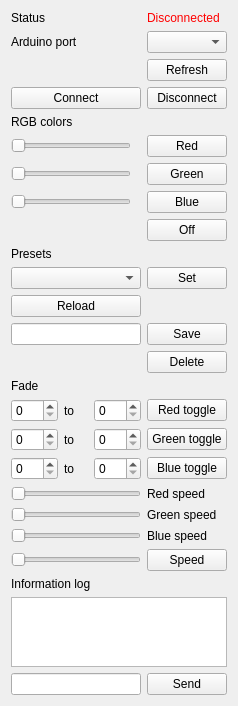
The window that qt/RGBController/controllerwindow.ui (daniel-Jones/RGB-Controller) describes before a commit, drawn with Qt 5.
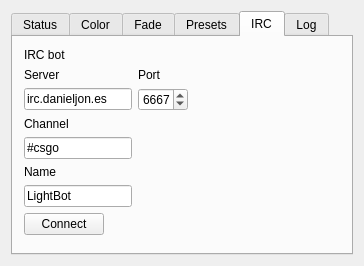
The same window after the commit.

Patch:
```diff
--- a/qt/RGBController/controllerwindow.ui
+++ b/qt/RGBController/controllerwindow.ui
@@ -9,8 +9,8 @@
    <rect>
     <x>0</x>
     <y>0</y>
-    <width>238</width>
-    <height>629</height>
+    <width>364</width>
+    <height>238</height>
    </rect>
   </property>
   <property name="windowTitle">
@@ -18,44 +18,45 @@
   </property>
   <widget class="QWidget" name="centralWidget">
    <layout class="QGridLayout" name="gridLayout_2">
-    <item row="11" column="0">
-     <widget class="QPushButton" name="reload_preset_button">
-      <property name="text">
-       <string>Reload</string>
+    <item row="7" column="1">
+     <widget class="QTabWidget" name="display_tab">
+      <property name="currentIndex">
+       <number>4</number>
       </property>
-     </widget>
-    </item>
-    <item row="8" column="1">
-     <widget class="QPushButton" name="off_button">
-      <property name="text">
-       <string>Off</string>
-      </property>
-     </widget>
-    </item>
-    <item row="13" column="1">
-     <widget class="QPushButton" name="preset_delete_button">
+      <widget class="QWidget" name="status_tab">
+       <attribute name="title">
+        <string>Status</string>
+       </attribute>
+       <layout class="QFormLayout" name="formLayout">
+        <item row="0" column="0">
+         <layout class="QGridLayout" name="gridLayout_5">
+          <item row="1" column="0">
+           <widget class="QLabel" name="arduino_port_label">
+            <property name="minimumSize">
+             <size>
+              <width>120</width>
+              <height>0</height>
+             </size>
+            </property>
       <property name="text">
        <string>Delete</string>
       </property>
      </widget>
     </item>
-    <item row="9" column="0">
-     <widget class="QLabel" name="presets_label">
+          <item row="2" column="1">
+           <widget class="QPushButton" name="refresh_port_button">
       <property name="text">
        <string>Presets</string>
       </property>
      </widget>
     </item>
-    <item row="3" column="1">
-     <widget class="QPushButton" name="disconnect_button">
+          <item row="0" column="0">
+           <widget class="QLabel" name="status_label">
       <property name="text">
        <string>Disconnect</string>
       </property>
      </widget>
     </item>
-    <item row="1" column="1">
-     <widget class="QComboBox" name="arduino_port_dropdown"/>
-    </item>
     <item row="0" column="1">
      <widget class="QLabel" name="arduino_status_label">
       <property name="text">
@@ -63,114 +64,41 @@
       </property>
      </widget>
     </item>
-    <item row="7" column="0">
-     <widget class="QSlider" name="b_slider">
-      <property name="minimumSize">
-       <size>
-        <width>120</width>
-        <height>0</height>
-       </size>
-      </property>
-      <property name="maximumSize">
-       <size>
-        <width>120</width>
-        <height>16777215</height>
-       </size>
-      </property>
-      <property name="maximum">
-       <number>255</number>
-      </property>
-      <property name="orientation">
-       <enum>Qt::Horizontal</enum>
-      </property>
-     </widget>
-    </item>
-    <item row="17" column="0">
-     <widget class="QSlider" name="b_speed_slider">
-      <property name="minimum">
-       <number>1</number>
-      </property>
-      <property name="maximum">
-       <number>500</number>
-      </property>
-      <property name="orientation">
-       <enum>Qt::Horizontal</enum>
-      </property>
-     </widget>
-    </item>
-    <item row="20" column="0" colspan="2">
-     <widget class="QTextEdit" name="info_log_textarea"/>
-    </item>
-    <item row="12" column="0">
-     <widget class="QLineEdit" name="preset_name_textbox"/>
-    </item>
-    <item row="10" column="0">
-     <widget class="QComboBox" name="presets_dropdown">
-      <property name="minimumSize">
-       <size>
-        <width>120</width>
-        <height>0</height>
-       </size>
-      </property>
-     </widget>
-    </item>
-    <item row="19" column="0">
-     <widget class="QLabel" name="info_log_label">
+          <item row="1" column="1">
+           <widget class="QComboBox" name="arduino_port_dropdown"/>
+          </item>
+          <item row="3" column="1">
+           <widget class="QPushButton" name="disconnect_button">
       <property name="text">
        <string>Information log</string>
       </property>
      </widget>
     </item>
-    <item row="6" column="1">
-     <widget class="QPushButton" name="green_button">
+          <item row="3" column="0">
+           <widget class="QPushButton" name="connect_button">
       <property name="text">
        <string>Green</string>
       </property>
      </widget>
     </item>
-    <item row="2" column="1">
-     <widget class="QPushButton" name="refresh_port_button">
-      <property name="text">
-       <string>Refresh</string>
-      </property>
-     </widget>
-    </item>
-    <item row="16" column="0">
-     <widget class="QSlider" name="g_speed_slider">
-      <property name="minimum">
-       <number>1</number>
-      </property>
-      <property name="maximum">
-       <number>500</number>
-      </property>
-      <property name="orientation">
-       <enum>Qt::Horizontal</enum>
-      </property>
-     </widget>
-    </item>
-    <item row="4" column="0">
+         </layout>
+        </item>
+       </layout>
+      </widget>
+      <widget class="QWidget" name="color_tab">
+       <attribute name="title">
+        <string>Color</string>
+       </attribute>
+       <layout class="QFormLayout" name="formLayout_2">
+        <item row="0" column="0">
      <widget class="QLabel" name="rgb_label">
       <property name="text">
        <string>RGB colors</string>
       </property>
      </widget>
     </item>
-    <item row="0" column="0">
-     <widget class="QLabel" name="status_label">
-      <property name="text">
-       <string>Status</string>
-      </property>
-     </widget>
-    </item>
-    <item row="12" column="1">
-     <widget class="QPushButton" name="preset_save_button">
-      <property name="text">
-       <string>Save</string>
-      </property>
-     </widget>
-    </item>
-    <item row="6" column="0">
-     <widget class="QSlider" name="g_slider">
+        <item row="1" column="0">
+         <widget class="QSlider" name="r_slider">
       <property name="minimumSize">
        <size>
         <width>120</width>
@@ -191,84 +119,118 @@
       </property>
      </widget>
     </item>
-    <item row="15" column="0">
-     <widget class="QSlider" name="r_speed_slider">
-      <property name="minimum">
-       <number>1</number>
-      </property>
-      <property name="maximum">
-       <number>500</number>
-      </property>
-      <property name="orientation">
-       <enum>Qt::Horizontal</enum>
-      </property>
-     </widget>
-    </item>
-    <item row="16" column="1">
-     <widget class="QLabel" name="g_speed_label">
-      <property name="text">
-       <string>Green speed</string>
-      </property>
-     </widget>
-    </item>
-    <item row="5" column="1">
+        <item row="1" column="1">
      <widget class="QPushButton" name="red_button">
+          <property name="maximumSize">
+           <size>
+            <width>90</width>
+            <height>16777215</height>
+           </size>
+          </property>
       <property name="text">
        <string>Red</string>
       </property>
      </widget>
     </item>
-    <item row="7" column="1">
+        <item row="2" column="0">
+         <widget class="QSlider" name="g_slider">
+          <property name="minimumSize">
+           <size>
+            <width>120</width>
+            <height>0</height>
+           </size>
+          </property>
+          <property name="maximumSize">
+           <size>
+            <width>120</width>
+            <height>16777215</height>
+           </size>
+          </property>
+          <property name="maximum">
+           <number>255</number>
+          </property>
+          <property name="orientation">
+           <enum>Qt::Horizontal</enum>
+          </property>
+         </widget>
+        </item>
+        <item row="2" column="1">
+         <widget class="QPushButton" name="green_button">
+          <property name="maximumSize">
+           <size>
+            <width>90</width>
+            <height>16777215</height>
+           </size>
+          </property>
+          <property name="text">
+           <string>Green</string>
+          </property>
+         </widget>
+        </item>
+        <item row="3" column="0">
+         <widget class="QSlider" name="b_slider">
+          <property name="minimumSize">
+           <size>
+            <width>120</width>
+            <height>0</height>
+           </size>
+          </property>
+          <property name="maximumSize">
+           <size>
+            <width>120</width>
+            <height>16777215</height>
+           </size>
+          </property>
+          <property name="maximum">
+           <number>255</number>
+          </property>
+          <property name="orientation">
+           <enum>Qt::Horizontal</enum>
+          </property>
+         </widget>
+        </item>
+        <item row="3" column="1">
      <widget class="QPushButton" name="blue_button">
+          <property name="maximumSize">
+           <size>
+            <width>90</width>
+            <height>16777215</height>
+           </size>
+          </property>
       <property name="text">
        <string>Blue</string>
       </property>
      </widget>
     </item>
-    <item row="3" column="0">
-     <widget class="QPushButton" name="connect_button">
-      <property name="text">
-       <string>Connect</string>
-      </property>
-     </widget>
-    </item>
-    <item row="15" column="1">
-     <widget class="QLabel" name="r_speed_label">
-      <property name="text">
-       <string>Red speed</string>
-      </property>
-     </widget>
-    </item>
-    <item row="5" column="0">
-     <widget class="QSlider" name="r_slider">
-      <property name="minimumSize">
-       <size>
-        <width>120</width>
-        <height>0</height>
-       </size>
-      </property>
+        <item row="4" column="1">
+         <widget class="QPushButton" name="off_button">
       <property name="maximumSize">
        <size>
-        <width>120</width>
+            <width>90</width>
         <height>16777215</height>
        </size>
       </property>
-      <property name="maximum">
-       <number>255</number>
-      </property>
-      <property name="orientation">
-       <enum>Qt::Horizontal</enum>
-      </property>
-     </widget>
-    </item>
-    <item row="10" column="1">
-     <widget class="QPushButton" name="set_preset_button">
       <property name="text">
        <string>Set</string>
       </property>
      </widget>
     </item>
-    <item row="14" column="0" colspan="2">
+       </layout>
+       <zorder>rgb_label</zorder>
+       <zorder>r_slider</zorder>
+       <zorder>g_slider</zorder>
+       <zorder>b_slider</zorder>
+       <zorder>red_button</zorder>
+       <zorder>green_button</zorder>
+       <zorder>blue_button</zorder>
+       <zorder>off_button</zorder>
+      </widget>
+      <widget class="QWidget" name="fade_tab">
+       <attribute name="title">
+        <string>Fade</string>
+       </attribute>
+       <layout class="QFormLayout" name="formLayout_3">
+        <item row="0" column="0">
      <layout class="QGridLayout" name="gridLayout">
       <item row="4" column="3">
        <widget class="QPushButton" name="blue_fade_button">
@@ -293,20 +255,12 @@
       </item>
       <item row="3" column="0">
        <widget class="QSpinBox" name="gfrom">
-        <property name="maximum">
-         <number>255</number>
-        </property>
-       </widget>
-      </item>
-      <item row="1" column="1">
-       <widget class="QLabel" name="r_to_label">
-        <property name="text">
-         <string>to</string>
-        </property>
-       </widget>
-      </item>
-      <item row="1" column="0">
-       <widget class="QSpinBox" name="rfrom">
+            <property name="maximumSize">
+             <size>
+              <width>50</width>
+              <height>16777215</height>
+             </size>
+            </property>
         <property name="maximum">
          <number>255</number>
         </property>
@@ -321,13 +275,38 @@
       </item>
       <item row="4" column="2">
        <widget class="QSpinBox" name="bto">
+            <property name="maximumSize">
+             <size>
+              <width>50</width>
+              <height>16777215</height>
+             </size>
+            </property>
         <property name="maximum">
          <number>255</number>
         </property>
        </widget>
       </item>
-      <item row="3" column="2">
-       <widget class="QSpinBox" name="gto">
+          <item row="1" column="2">
+           <widget class="QSpinBox" name="rto">
+            <property name="maximumSize">
+             <size>
+              <width>50</width>
+              <height>16777215</height>
+             </size>
+            </property>
+            <property name="maximum">
+             <number>255</number>
+            </property>
+           </widget>
+          </item>
+          <item row="4" column="0">
+           <widget class="QSpinBox" name="bfrom">
+            <property name="maximumSize">
+             <size>
+              <width>50</width>
+              <height>16777215</height>
+             </size>
+            </property>
         <property name="maximum">
          <number>255</number>
         </property>
@@ -340,6 +319,58 @@
         </property>
        </widget>
       </item>
+          <item row="7" column="0">
+           <widget class="QSlider" name="b_speed_slider">
+            <property name="minimum">
+             <number>1</number>
+            </property>
+            <property name="maximum">
+             <number>500</number>
+            </property>
+            <property name="orientation">
+             <enum>Qt::Horizontal</enum>
+            </property>
+           </widget>
+          </item>
+          <item row="6" column="0">
+           <widget class="QSlider" name="g_speed_slider">
+            <property name="minimum">
+             <number>1</number>
+            </property>
+            <property name="maximum">
+             <number>500</number>
+            </property>
+            <property name="orientation">
+             <enum>Qt::Horizontal</enum>
+            </property>
+           </widget>
+          </item>
+          <item row="3" column="2">
+           <widget class="QSpinBox" name="gto">
+            <property name="maximumSize">
+             <size>
+              <width>50</width>
+              <height>16777215</height>
+             </size>
+            </property>
+            <property name="maximum">
+             <number>255</number>
+            </property>
+           </widget>
+          </item>
+          <item row="1" column="0">
+           <widget class="QSpinBox" name="rfrom">
+            <property name="maximumSize">
+             <size>
+              <width>50</width>
+              <height>16777215</height>
+             </size>
+            </property>
+            <property name="maximum">
+             <number>255</number>
+            </property>
+           </widget>
+          </item>
       <item row="1" column="3">
        <widget class="QPushButton" name="red_fade_button">
         <property name="text">
@@ -361,57 +392,251 @@
         </property>
        </widget>
       </item>
-     </layout>
-    </item>
-    <item row="1" column="0">
-     <widget class="QLabel" name="arduino_port_label">
-      <property name="minimumSize">
-       <size>
-        <width>120</width>
-        <height>0</height>
-       </size>
-      </property>
+          <item row="5" column="0">
+           <widget class="QSlider" name="r_speed_slider">
+            <property name="minimum">
+             <number>1</number>
+            </property>
+            <property name="maximum">
+             <number>100</number>
+            </property>
+            <property name="orientation">
+             <enum>Qt::Horizontal</enum>
+            </property>
+           </widget>
+          </item>
+          <item row="8" column="0">
+           <widget class="QSlider" name="speed_slider">
+            <property name="minimum">
+             <number>10</number>
+            </property>
+            <property name="maximum">
+             <number>500</number>
+            </property>
+            <property name="orientation">
+             <enum>Qt::Horizontal</enum>
+            </property>
+           </widget>
+          </item>
+          <item row="5" column="2">
+           <widget class="QLabel" name="r_speed_label">
       <property name="text">
        <string>Arduino port</string>
       </property>
      </widget>
     </item>
-    <item row="17" column="1">
+          <item row="6" column="2">
+           <widget class="QLabel" name="g_speed_label">
+            <property name="text">
+             <string>Green speed</string>
+            </property>
+           </widget>
+          </item>
+          <item row="7" column="2">
      <widget class="QLabel" name="b_speed_label">
       <property name="text">
        <string>Blue speed</string>
       </property>
      </widget>
     </item>
-    <item row="18" column="1">
+          <item row="8" column="2">
      <widget class="QPushButton" name="speed_button">
       <property name="text">
        <string>Speed</string>
       </property>
      </widget>
     </item>
-    <item row="18" column="0">
-     <widget class="QSlider" name="speed_slider">
-      <property name="minimum">
-       <number>10</number>
+         </layout>
+        </item>
+       </layout>
+      </widget>
+      <widget class="QWidget" name="presets_tab">
+       <attribute name="title">
+        <string>Presets</string>
+       </attribute>
+       <layout class="QFormLayout" name="formLayout_4">
+        <item row="0" column="0">
+         <widget class="QLabel" name="presets_label">
+          <property name="text">
+           <string>Presets</string>
+          </property>
+         </widget>
+        </item>
+        <item row="1" column="0">
+         <widget class="QComboBox" name="presets_dropdown">
+          <property name="minimumSize">
+           <size>
+            <width>120</width>
+            <height>0</height>
+           </size>
+          </property>
+         </widget>
+        </item>
+        <item row="1" column="1">
+         <widget class="QPushButton" name="set_preset_button">
+          <property name="maximumSize">
+           <size>
+            <width>90</width>
+            <height>16777215</height>
+           </size>
+          </property>
+          <property name="text">
+           <string>Set</string>
+          </property>
+         </widget>
+        </item>
+        <item row="2" column="0">
+         <widget class="QPushButton" name="reload_preset_button">
+          <property name="text">
+           <string>Reload</string>
+          </property>
+         </widget>
+        </item>
+        <item row="3" column="0">
+         <widget class="QLineEdit" name="preset_name_textbox"/>
+        </item>
+        <item row="3" column="1">
+         <widget class="QPushButton" name="preset_save_button">
+          <property name="maximumSize">
+           <size>
+            <width>90</width>
+            <height>16777215</height>
+           </size>
+          </property>
+          <property name="text">
+           <string>Save</string>
+          </property>
+         </widget>
+        </item>
+        <item row="4" column="1">
+         <widget class="QPushButton" name="preset_delete_button">
+          <property name="maximumSize">
+           <size>
+            <width>90</width>
+            <height>16777215</height>
+           </size>
+          </property>
+          <property name="text">
+           <string>Delete</string>
+          </property>
+         </widget>
+        </item>
+       </layout>
+      </widget>
+      <widget class="QWidget" name="irc_tab">
+       <attribute name="title">
+        <string>IRC</string>
+       </attribute>
+       <layout class="QFormLayout" name="formLayout_5">
+        <item row="0" column="0">
+         <widget class="QLabel" name="irc_bot_label">
+          <property name="text">
+           <string>IRC bot</string>
+          </property>
+         </widget>
+        </item>
+        <item row="1" column="0">
+         <widget class="QLabel" name="irc_server_label">
+          <property name="text">
+           <string>Server</string>
+          </property>
+         </widget>
+        </item>
+        <item row="3" column="0">
+         <widget class="QLineEdit" name="irc_server_input">
+          <property name="text">
+           <string>irc.danieljon.es</string>
+          </property>
+         </widget>
+        </item>
+        <item row="3" column="1">
+         <widget class="QSpinBox" name="irc_bot_spinbox">
+          <property name="maximumSize">
+           <size>
+            <width>50</width>
+            <height>16777215</height>
+           </size>
       </property>
       <property name="maximum">
-       <number>500</number>
-      </property>
-      <property name="orientation">
-       <enum>Qt::Horizontal</enum>
+           <number>99999</number>
+          </property>
+          <property name="value">
+           <number>6667</number>
       </property>
      </widget>
     </item>
-    <item row="21" column="1">
+        <item row="4" column="0">
+         <widget class="QLabel" name="irc_channel_label">
+          <property name="text">
+           <string>Channel</string>
+          </property>
+         </widget>
+        </item>
+        <item row="5" column="0">
+         <widget class="QLineEdit" name="irc_channel_input">
+          <property name="text">
+           <string>#csgo</string>
+          </property>
+         </widget>
+        </item>
+        <item row="6" column="0">
+         <widget class="QLabel" name="irc_name_label">
+          <property name="text">
+           <string>Name</string>
+          </property>
+         </widget>
+        </item>
+        <item row="7" column="0">
+         <widget class="QLineEdit" name="irc_name_input">
+          <property name="text">
+           <string>LightBot</string>
+          </property>
+         </widget>
+        </item>
+        <item row="1" column="1">
+         <widget class="QLabel" name="irc_port_label">
+          <property name="text">
+           <string>Port</string>
+          </property>
+         </widget>
+        </item>
+        <item row="8" column="0">
+         <widget class="QPushButton" name="irc_connect_button">
+          <property name="text">
+           <string>Connect</string>
+          </property>
+         </widget>
+        </item>
+       </layout>
+      </widget>
+      <widget class="QWidget" name="log_tab">
+       <attribute name="title">
+        <string>Log</string>
+       </attribute>
+       <layout class="QGridLayout" name="gridLayout_3">
+        <item row="2" column="0">
+         <widget class="QLineEdit" name="serial_input"/>
+        </item>
+        <item row="1" column="0">
+         <widget class="QTextEdit" name="info_log_textarea"/>
+        </item>
+        <item row="0" column="0">
+         <widget class="QLabel" name="info_log_label">
+          <property name="text">
+           <string>Information log</string>
+          </property>
+         </widget>
+        </item>
+        <item row="2" column="1">
      <widget class="QPushButton" name="serial_send_button">
       <property name="text">
        <string>Send</string>
       </property>
      </widget>
     </item>
-    <item row="21" column="0">
-     <widget class="QLineEdit" name="serial_input"/>
+       </layout>
+      </widget>
+     </widget>
     </item>
    </layout>
   </widget>
```
Left out of the diff: 35 changed lines with no effect on the pictures. Lines whose indentation alone changed are shown as unchanged.
